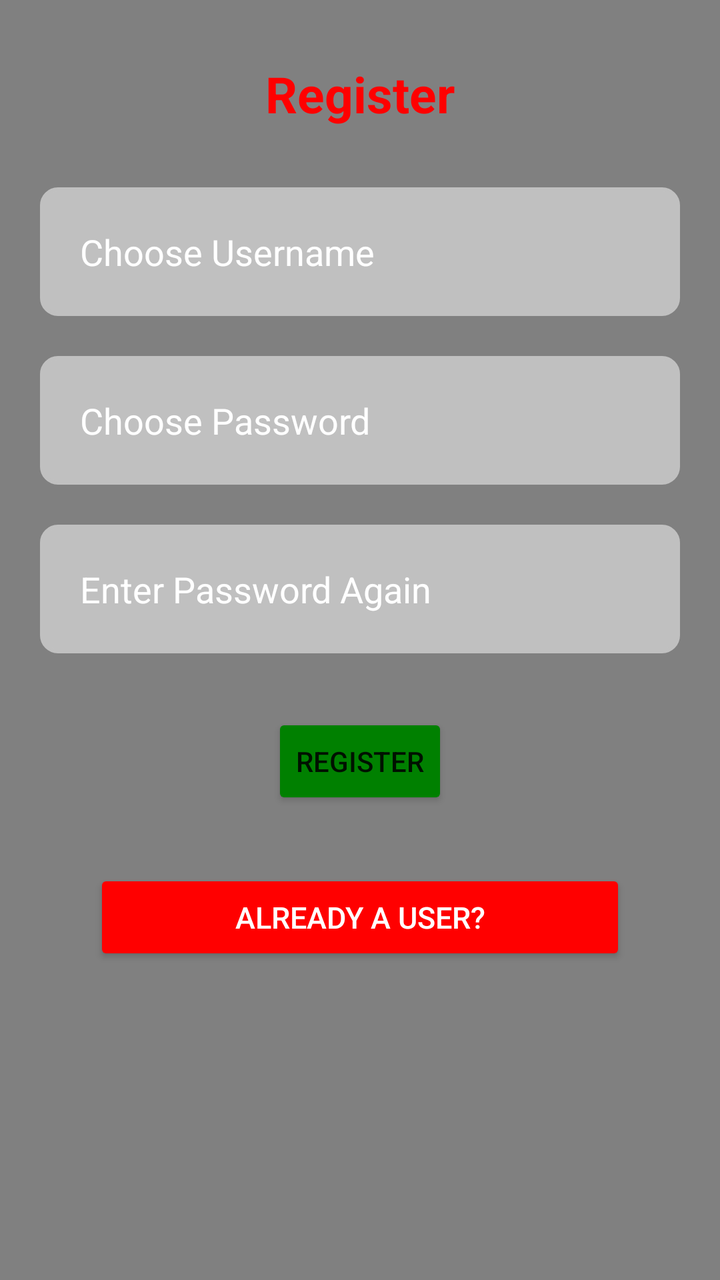
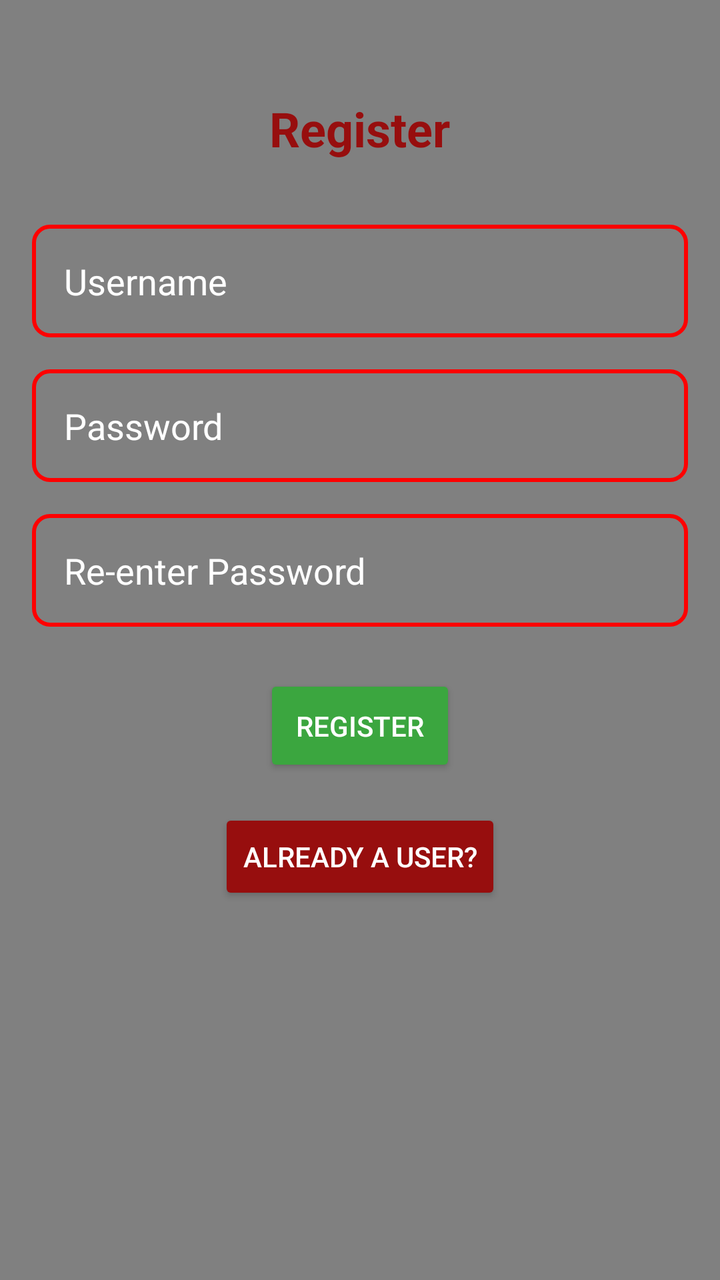

An Android layout rendered at two revisions. The XML below is the earlier revision; the diff shows what the commit changed to produce the second picture.
<!-- AndroidManifest.xml: application theme Theme.Default -->
<!-- res/layout/activity_register.xml -->
<?xml version="1.0" encoding="utf-8"?>

<RelativeLayout xmlns:android="http://schemas.android.com/apk/res/android"
    xmlns:tools="http://schemas.android.com/tools"
    android:layout_width="match_parent"
    android:layout_height="match_parent"
    android:padding="10dp"
    tools:context=".Register"
    android:background="@color/gray"

    >

    <TextView
        android:id="@+id/register_flag"
        android:layout_width="360dp"
        android:layout_height="wrap_content"
        android:layout_marginStart="20dp"
        android:layout_marginTop="20dp"
        android:layout_marginEnd="20dp"
        android:layout_marginBottom="20dp"
        android:gravity="center"
        android:text="@string/register"
        android:textColor="@color/red"
        android:textSize="25sp"
        android:textStyle="bold" />


    <EditText
        android:id="@+id/username"
        android:layout_width="match_parent"
        android:layout_height="wrap_content"
        android:layout_below="@id/register_flag"
        android:layout_marginStart="10dp"
        android:layout_marginTop="10dp"
        android:layout_marginEnd="10dp"
        android:layout_marginBottom="10dp"
        android:autofillHints=""
        android:background="@drawable/shape_style_rounded"
        android:backgroundTint="@color/silver"
        android:hint="@string/choose_username"
        android:inputType="text"
        android:padding="20dp"
        android:textColor="@color/white"
        android:textColorHint="@color/white" />

    <EditText
        android:id="@+id/password"
        android:layout_width="match_parent"
        android:layout_height="wrap_content"
        android:layout_below="@id/username"
        android:layout_marginStart="10dp"
        android:layout_marginTop="10dp"
        android:layout_marginEnd="10dp"
        android:layout_marginBottom="10dp"
        android:background="@drawable/shape_style_rounded"
        android:backgroundTint="@color/silver"
        android:hint="@string/choose_password"
        android:importantForAutofill="no"
        android:inputType="textPassword"
        android:padding="20dp"
        android:textColor="@color/white"
        android:textColorHint="@color/white" />

    <EditText
        android:id="@+id/repassword"
        android:layout_width="match_parent"
        android:layout_height="wrap_content"
        android:layout_below="@id/password"
        android:layout_marginStart="10dp"
        android:layout_marginTop="10dp"
        android:layout_marginEnd="10dp"
        android:layout_marginBottom="10dp"
        android:background="@drawable/shape_style_rounded"
        android:backgroundTint="@color/silver"
        android:hint="@string/re_enter_password"
        android:importantForAutofill="no"
        android:inputType="textPassword"
        android:padding="20dp"
        android:textColor="@color/white"
        android:textColorHint="@color/white" />

    <Button
        android:id="@+id/sign_up_button"
        android:layout_width="wrap_content"
        android:layout_height="wrap_content"
        android:layout_below="@id/repassword"
        android:layout_centerHorizontal="true"
        android:layout_marginStart="20dp"
        android:layout_marginTop="20dp"
        android:layout_marginEnd="20dp"
        android:layout_marginBottom="20dp"
        android:backgroundTint="@color/green"
        android:gravity="center"
        android:padding="10dp"
        android:text="@string/register_btn" />

    <Button
        android:id="@+id/sign_in_button"
        android:layout_width="266dp"
        android:layout_height="wrap_content"
        android:layout_below="@id/sign_up_button"
        android:layout_centerHorizontal="true"
        android:layout_marginStart="10dp"
        android:layout_marginTop="10dp"
        android:layout_marginEnd="10dp"
        android:layout_marginBottom="10dp"
        android:backgroundTint="@color/red"
        android:text="@string/existing_user"
        android:textColor="@color/white"
        android:textSize="15sp" />





</RelativeLayout>
<!-- resources referenced by this layout -->
<resources>
  <color name="gray">#808080</color>
  <color name="green">#008000</color>
  <color name="red">#FF0000</color>
  <color name="silver">#C0C0C0</color>
  <color name="white">#FFFFFFFF</color>
  <!-- drawable shape_style_rounded (drawable) -->
  <?xml version="1.0" encoding="utf-8"?>
  
  <shape xmlns:android="http://schemas.android.com/apk/res/android" android:shape="rectangle">
      <stroke
          android:width="2dp"
          android:color="@color/red" />
      <corners android:radius="8dp"/>
  </shape>
  <string name="choose_password">Choose Password</string>
  <string name="choose_username">Choose Username</string>
  <string name="existing_user">Already a User?</string>
  <string name="re_enter_password">Enter Password Again</string>
  <string name="register">Register</string>
  <string name="register_btn">Register</string>
  <style name="Theme.Default" parent="Theme.MaterialComponents.DayNight.DarkActionBar">
          
          <item name="colorPrimary">@color/storm</item>
          <item name="colorPrimaryVariant">@color/sky</item>
          <item name="colorOnPrimary">@color/white</item>
          
          <item name="colorSecondary">@color/ocean</item>
          <item name="colorSecondaryVariant">@color/sky</item>
          <item name="colorOnSecondary">@color/white</item>
          
          <item name="android:statusBarColor">?attr/colorPrimaryVariant</item>
      </style>
  <color name="storm">#003D5B</color>
  <color name="sky">#30638E</color>
  <color name="ocean">#00798C</color>
</resources>

<!-- the commit's change to res/layout/activity_register.xml (unified diff, before → after) -->
@@ -4,42 +4,31 @@
     xmlns:tools="http://schemas.android.com/tools"
     android:layout_width="match_parent"
     android:layout_height="match_parent"
-    android:padding="10dp"
-    tools:context=".Register"
     android:background="@color/gray"
-
-    >
+    android:padding="16dp"
+    tools:context=".Register">
 
     <TextView
         android:id="@+id/register_flag"
-        android:layout_width="360dp"
+        android:layout_width="wrap_content"
         android:layout_height="wrap_content"
-        android:layout_marginStart="20dp"
-        android:layout_marginTop="20dp"
-        android:layout_marginEnd="20dp"
-        android:layout_marginBottom="20dp"
-        android:gravity="center"
-        android:text="@string/register"
-        android:textColor="@color/red"
-        android:textSize="25sp"
+        android:layout_centerHorizontal="true"
+        android:layout_marginTop="32dp"
+        android:text="Register"
+        android:textColor="@color/red_deny"
+        android:textSize="24sp"
         android:textStyle="bold" />
-
 
     <EditText
         android:id="@+id/username"
         android:layout_width="match_parent"
         android:layout_height="wrap_content"
         android:layout_below="@id/register_flag"
-        android:layout_marginStart="10dp"
-        android:layout_marginTop="10dp"
-        android:layout_marginEnd="10dp"
-        android:layout_marginBottom="10dp"
-        android:autofillHints=""
+        android:layout_marginTop="32dp"
         android:background="@drawable/shape_style_rounded"
-        android:backgroundTint="@color/silver"
-        android:hint="@string/choose_username"
+        android:hint="Username"
         android:inputType="text"
-        android:padding="20dp"
+        android:padding="16dp"
         android:textColor="@color/white"
         android:textColorHint="@color/white" />
 
@@ -48,16 +37,11 @@
         android:layout_width="match_parent"
         android:layout_height="wrap_content"
         android:layout_below="@id/username"
-        android:layout_marginStart="10dp"
-        android:layout_marginTop="10dp"
-        android:layout_marginEnd="10dp"
-        android:layout_marginBottom="10dp"
+        android:layout_marginTop="16dp"
         android:background="@drawable/shape_style_rounded"
-        android:backgroundTint="@color/silver"
-        android:hint="@string/choose_password"
-        android:importantForAutofill="no"
+        android:hint="Password"
         android:inputType="textPassword"
-        android:padding="20dp"
+        android:padding="16dp"
         android:textColor="@color/white"
         android:textColorHint="@color/white" />
 
@@ -66,16 +50,11 @@
         android:layout_width="match_parent"
         android:layout_height="wrap_content"
         android:layout_below="@id/password"
-        android:layout_marginStart="10dp"
-        android:layout_marginTop="10dp"
-        android:layout_marginEnd="10dp"
-        android:layout_marginBottom="10dp"
+        android:layout_marginTop="16dp"
         android:background="@drawable/shape_style_rounded"
-        android:backgroundTint="@color/silver"
-        android:hint="@string/re_enter_password"
-        android:importantForAutofill="no"
+        android:hint="Re-enter Password"
         android:inputType="textPassword"
-        android:padding="20dp"
+        android:padding="16dp"
         android:textColor="@color/white"
         android:textColorHint="@color/white" />
 
@@ -85,32 +64,20 @@
         android:layout_height="wrap_content"
         android:layout_below="@id/repassword"
         android:layout_centerHorizontal="true"
-        android:layout_marginStart="20dp"
-        android:layout_marginTop="20dp"
-        android:layout_marginEnd="20dp"
-        android:layout_marginBottom="20dp"
-        android:backgroundTint="@color/green"
-        android:gravity="center"
-        android:padding="10dp"
-        android:text="@string/register_btn" />
+        android:layout_marginTop="24dp"
+        android:backgroundTint="@color/green_confirm"
+        android:padding="16dp"
+        android:text="Register"
+        android:textColor="@color/white" />
 
     <Button
         android:id="@+id/sign_in_button"
-        android:layout_width="266dp"
+        android:layout_width="wrap_content"
         android:layout_height="wrap_content"
         android:layout_below="@id/sign_up_button"
         android:layout_centerHorizontal="true"
-        android:layout_marginStart="10dp"
-        android:layout_marginTop="10dp"
-        android:layout_marginEnd="10dp"
-        android:layout_marginBottom="10dp"
-        android:backgroundTint="@color/red"
-        android:text="@string/existing_user"
-        android:textColor="@color/white"
-        android:textSize="15sp" />
-
-
-
-
-
+        android:layout_marginTop="16dp"
+        android:backgroundTint="@color/red_deny"
+        android:text="Already a User?"
+        android:textColor="@color/white" />
 </RelativeLayout>
<!-- resource entries referenced after the edit -->
@@ -1,9 +1,8 @@
 <!-- resources referenced by this layout -->
 <resources>
   <color name="gray">#808080</color>
-  <color name="green">#008000</color>
-  <color name="red">#FF0000</color>
-  <color name="silver">#C0C0C0</color>
+  <color name="green_confirm">#3BA63F</color>
+  <color name="red_deny">#970E0E</color>
   <color name="white">#FFFFFFFF</color>
   <!-- drawable shape_style_rounded (drawable) -->
   <?xml version="1.0" encoding="utf-8"?>
@@ -14,12 +13,6 @@
           android:color="@color/red" />
       <corners android:radius="8dp"/>
   </shape>
-  <string name="choose_password">Choose Password</string>
-  <string name="choose_username">Choose Username</string>
-  <string name="existing_user">Already a User?</string>
-  <string name="re_enter_password">Enter Password Again</string>
-  <string name="register">Register</string>
-  <string name="register_btn">Register</string>
   <style name="Theme.Default" parent="Theme.MaterialComponents.DayNight.DarkActionBar">
           
           <item name="colorPrimary">@color/storm</item>
@@ -32,6 +25,7 @@
           
           <item name="android:statusBarColor">?attr/colorPrimaryVariant</item>
       </style>
+  <color name="red">#FF0000</color>
   <color name="storm">#003D5B</color>
   <color name="sky">#30638E</color>
   <color name="ocean">#00798C</color>
